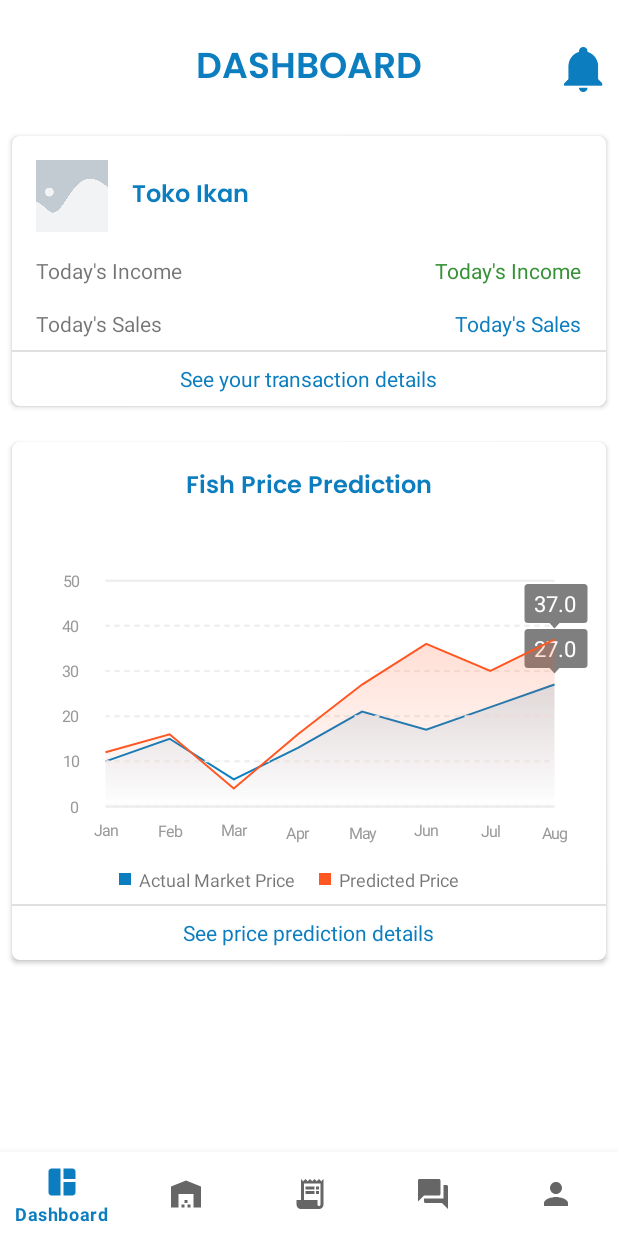
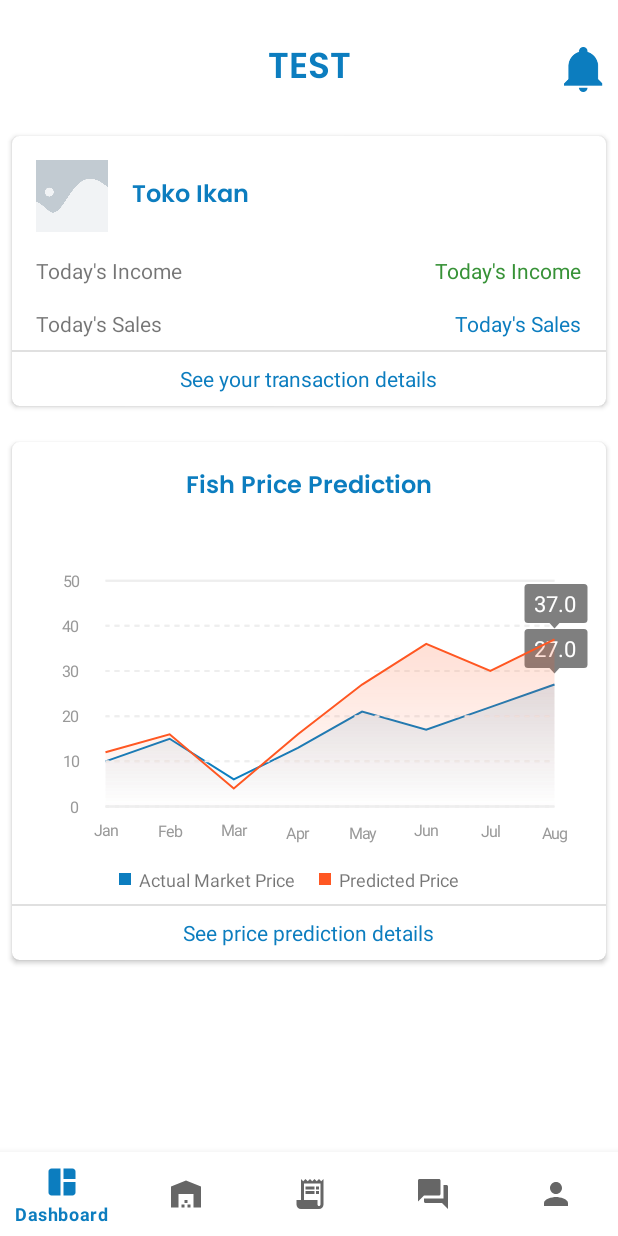
Before and after one commit to C23-OS03-Octofish-Company-Capstone/Mobile-App, an Android app: the screen it shows after launch (DashboardActivity), on a phone screen of 412 x 824 dp. Run offline under Robolectric (Android 15) with nearby library versions, the phone set to English and light mode, and no system bars; our stand-ins replace navigation-ui.

Commit message:
ganti judul dari dashboard ke test

```diff
--- a/app/src/main/res/layout/fragment_home.xml
+++ b/app/src/main/res/layout/fragment_home.xml
@@ -12,7 +12,7 @@
         android:layout_height="wrap_content"
         android:layout_marginTop="25dp"
         android:fontFamily="@font/poppins_semibold"
-        android:text="@string/dashboard"
+        android:text="test"
         android:textAlignment="center"
         android:textAllCaps="true"
         android:textColor="@color/fishku_blue"
```
